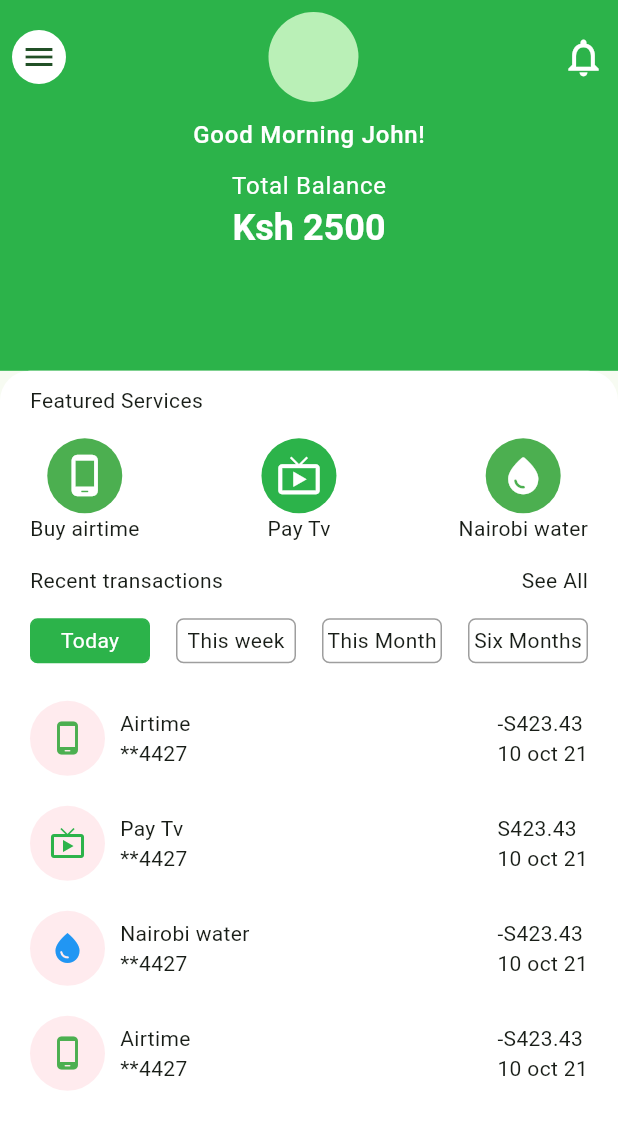
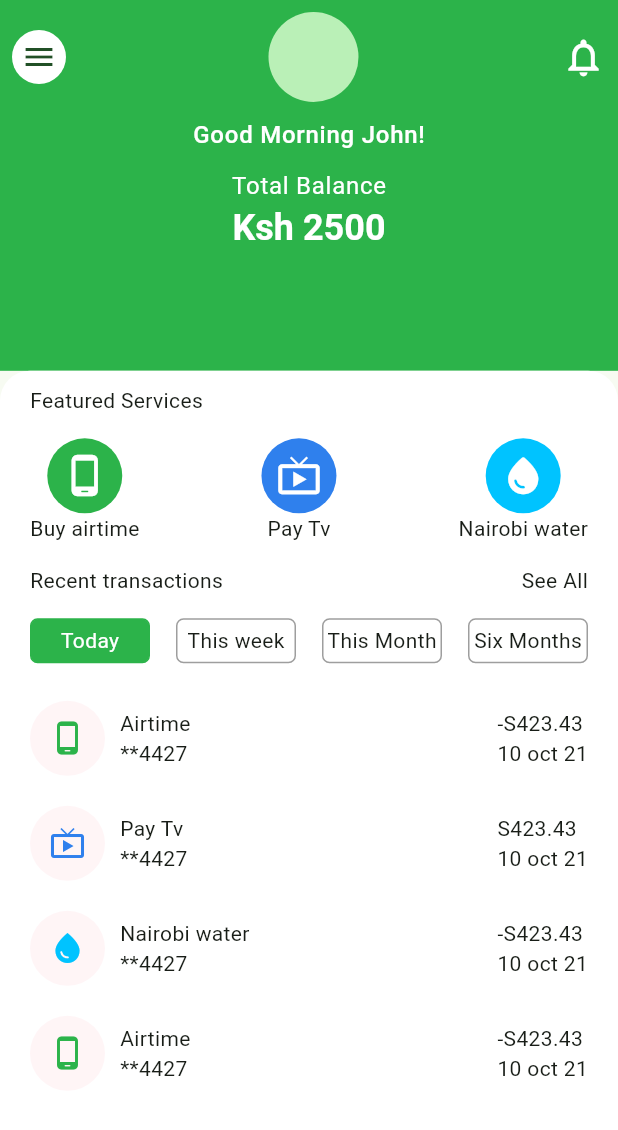
Before and after one commit to Vesen-computing/duka, a Flutter app: the Dashboard screen opened by its route, on a phone screen of 412 x 824 dp. Shown: the top 1130 px of the screen. Run offline on Flutter 3.47's test engine with Material 2 defaults, Android fonts, the light colour scheme and no system bars.

Commit message:
fix: edited the constant colors

```diff
--- a/lib/constants/theme.dart
+++ b/lib/constants/theme.dart
@@ -2,7 +2,8 @@ import 'package:flutter/material.dart';
 
 const primaryColor = Color(0xff2cb34a);
 const whiteColor = Color.fromRGBO(255, 255, 255, 1);
-
+const deepBlueColor = Color(0xff2f80ed);
+const lightBlueColor = Color(0xff00c3ff);
 const primaryMaterialColor = MaterialColor(0xFF2CB34A, {
   50: Color(0xFFE2F7E5),
   100: Color(0xFFB6E7B6),
--- a/lib/presentations/screens/dashboard.dart
+++ b/lib/presentations/screens/dashboard.dart
@@ -89,7 +89,7 @@ class Dashboard extends StatelessWidget {
                             },
                           );
                         },
-                        color: Colors.green,
+                        color: primaryColor,
                         icon: Icons.phone_android_rounded,
                         title: 'Buy airtime',
                       ),
@@ -100,7 +100,7 @@ class Dashboard extends StatelessWidget {
                             arguments: {"page": "Tv", "title": "Pay Tv"},
                           );
                         },
-                        color: primaryColor,
+                        color: deepBlueColor,
                         icon: Icons.live_tv_outlined,
                         title: 'Pay Tv',
                       ),
@@ -114,7 +114,7 @@ class Dashboard extends StatelessWidget {
                             },
                           );
                         },
-                        color: Colors.green,
+                        color: lightBlueColor,
                         icon: Icons.water_drop_rounded,
                         title: 'Nairobi water',
                       ),
@@ -176,31 +176,34 @@ class Dashboard extends StatelessWidget {
                   RecentTransactionCard(
                       title: 'Airtime',
                       icon: Icons.phone_android_rounded,
-                      iconColor: Colors.green,
-                      backgroundColor: Colors.red.shade50,
+                      iconColor: primaryColor,
+
                       amount: '-S423.43',
                       date: '10 oct 21'),
                   RecentTransactionCard(
                     title: 'Pay Tv',
                     icon: Icons.live_tv,
-                      iconColor: primaryColor,
-                      backgroundColor: Colors.red.shade50,
+                    iconColor: deepBlueColor,
+
                     amount: 'S423.43',
-                      date: '10 oct 21'),
+                    date: '10 oct 21',
+                  ),
                   RecentTransactionCard(
                     title: 'Nairobi water',
                     icon: Icons.water_drop,
-                      iconColor: Colors.blue,
-                      backgroundColor: Colors.red.shade50,
+                    iconColor: lightBlueColor,
+
                     amount: '-S423.43',
-                      date: '10 oct 21'),
+                    date: '10 oct 21',
+                  ),
                   RecentTransactionCard(
                     title: 'Airtime',
                     icon: Icons.phone_android_rounded,
-                      iconColor: Colors.green,
-                      backgroundColor: Colors.red.shade50,
+                    iconColor: primaryColor,
+
                     amount: '-S423.43',
-                      date: '10 oct 21'),
+                    date: '10 oct 21',
+                  ),
                 ],
               ),
             ),
--- a/lib/presentations/screens/payment_screen.dart
+++ b/lib/presentations/screens/payment_screen.dart
@@ -38,7 +38,8 @@ class PaymentScreen extends StatelessWidget {
               const PaymentTextWidget(hintText: 'Receiver account number'),
               const SizedBox(height: 16),
               if (page.toLowerCase() == 'airtime') const SizedBox(height: 16),
-              const PaymentTextWidget(hintText: 'Receiver phone number'),
+              if (page.toLowerCase() == 'airtime')
+                const PaymentTextWidget(hintText: 'Receiver phone number'),
               SizedBox(height: size.height * .15),
               ElevatedButton(
                 onPressed: () {},
--- a/lib/presentations/widgets/payment_checkbox_row.dart
+++ b/lib/presentations/widgets/payment_checkbox_row.dart
@@ -10,7 +10,7 @@ class CheckBoxRow extends StatefulWidget {
 }
 
 class _CheckBoxRowState extends State<CheckBoxRow> {
-  bool mpesaChecked = false;
+  bool mpesaChecked = true;
 
   bool airtelChecked = false;
 
@@ -62,13 +62,13 @@ class _CheckBoxRowState extends State<CheckBoxRow> {
     required bool value,
     required Function(bool) onChanged,
   }) {
-    return Row(
-      children: [
-        GestureDetector(
+    return GestureDetector(
       onTap: () {
         onChanged(!value);
       },
-          child: Container(
+      child: Row(
+        children: [
+          Container(
             width: 16,
             height: 16,
             decoration: BoxDecoration(
@@ -80,7 +80,6 @@ class _CheckBoxRowState extends State<CheckBoxRow> {
             ),
             child: null,
           ),
-        ),
           const SizedBox(
             width: 13,
           ),
@@ -89,6 +88,7 @@ class _CheckBoxRowState extends State<CheckBoxRow> {
             width: 30,
           ),
         ],
+      ),
     );
   }
 }
--- a/lib/presentations/widgets/recent_transaction_card.dart
+++ b/lib/presentations/widgets/recent_transaction_card.dart
@@ -1,18 +1,18 @@
 import 'package:flutter/material.dart';
 
 class RecentTransactionCard extends StatelessWidget {
-  const RecentTransactionCard(
-      {super.key,
-      required this.title,
-      required this.amount,
-      required this.date,
-      required this.icon,
-      required this.iconColor,
-      required this.backgroundColor});
+  const RecentTransactionCard({
+    super.key,
+    required this.title,
+    required this.amount,
+    required this.date,
+    required this.icon,
+    required this.iconColor,
+  });
 
   final String title, amount, date;
   final IconData icon;
-  final Color iconColor, backgroundColor;
+  final Color iconColor;
 
   @override
   Widget build(BuildContext context) {
@@ -23,7 +23,7 @@ class RecentTransactionCard extends StatelessWidget {
         children: [
           CircleAvatar(
               radius: 25,
-              backgroundColor: backgroundColor,
+              backgroundColor: Colors.red.shade50.withOpacity(.5),
               child: Icon(icon, color: iconColor)),
           const SizedBox(width: 10),
           Column(
```
Lines whose indentation alone changed are shown as unchanged.
